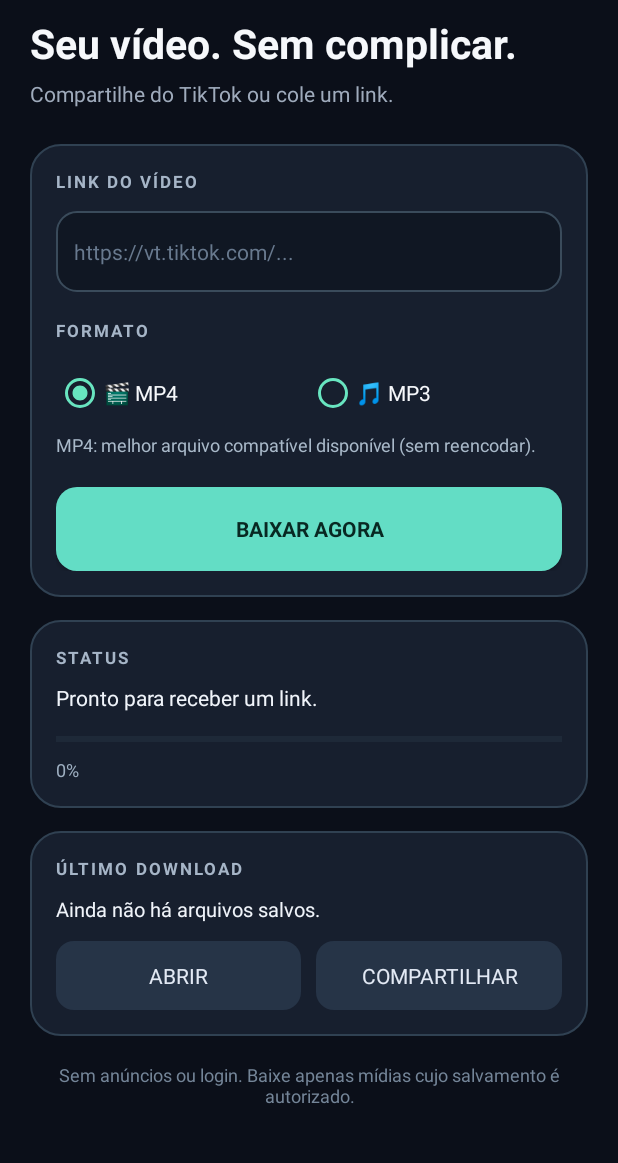
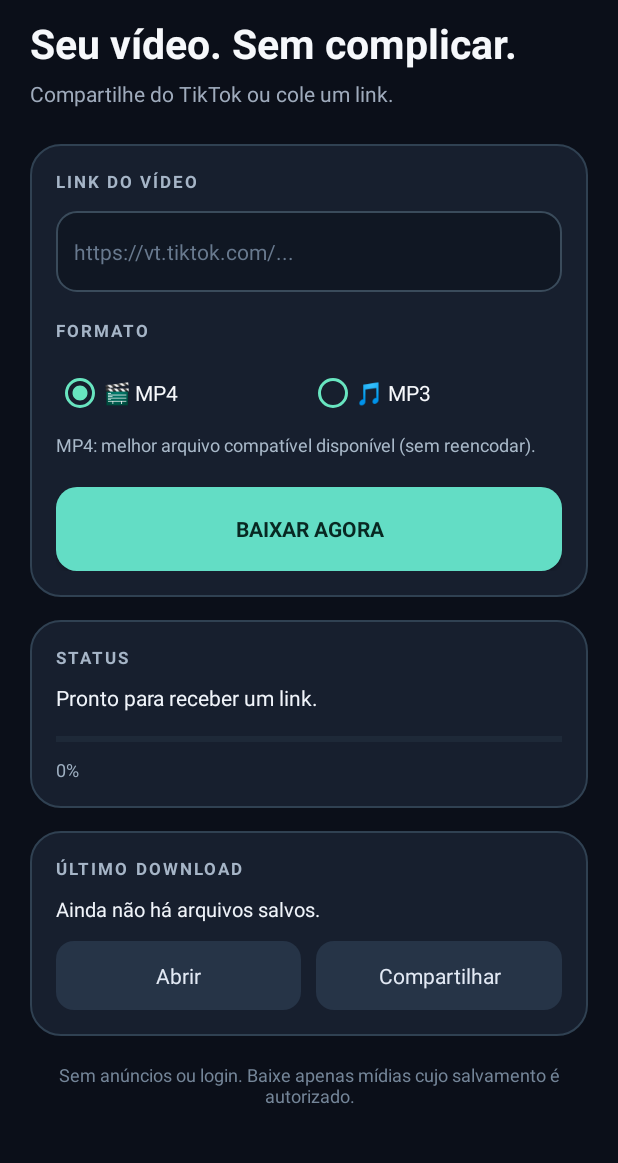
Before and after one commit to Ryanzin3331/SocialVault, an Android app: the screen it shows after launch (MainActivity), on a phone screen of 412 x 824 dp, the part 55-1218 px from its top. Run offline under Robolectric (Android 15) with nearby library versions, the phone set to English and light mode, and no system bars; libraries missing offline, so code that uses them is left out: com.arthenica.ffmpegkit, com.chaquo.python.

Commit message:
Fix textAllCaps attribute in activity_main.xml

```diff
--- a/app/src/main/res/layout/activity_main.xml
+++ b/app/src/main/res/layout/activity_main.xml
@@ -51,7 +51,7 @@
             <Button android:id="@+id/downloadButton" android:layout_width="match_parent"
                 android:layout_height="56dp" android:layout_marginTop="20dp"
                 android:text="BAIXAR AGORA" android:textColor="#082822"
-                android:textStyle="bold" android:textSize="14sp" android:allCaps="false"
+                android:textStyle="bold" android:textSize="14sp" android:textAllCaps="false"
                 android:background="@drawable/bg_button" android:backgroundTint="@null" />
         </LinearLayout>
 
@@ -76,7 +76,7 @@
                 android:layout_height="46dp" android:layout_marginTop="11dp"
                 android:text="Cancelar" android:textColor="#E2E9F4"
                 android:background="@drawable/bg_secondary" android:backgroundTint="@null"
-                android:visibility="gone" android:allCaps="false" />
+                android:visibility="gone" android:textAllCaps="false" />
         </LinearLayout>
         <LinearLayout android:layout_width="match_parent" android:layout_height="wrap_content"
             android:layout_marginTop="15dp" android:padding="17dp"
@@ -94,12 +94,12 @@
                     android:layout_weight="1" android:layout_height="46dp"
                     android:text="Abrir" android:textColor="#E2E9F4" android:enabled="false"
                     android:background="@drawable/bg_secondary" android:backgroundTint="@null"
-                    android:allCaps="false" />
+                    android:textAllCaps="false" />
                 <Button android:id="@+id/shareButton" android:layout_width="0dp"
                     android:layout_weight="1" android:layout_height="46dp" android:layout_marginStart="10dp"
                     android:text="Compartilhar" android:textColor="#E2E9F4" android:enabled="false"
                     android:background="@drawable/bg_secondary" android:backgroundTint="@null"
-                    android:allCaps="false" />
+                    android:textAllCaps="false" />
             </LinearLayout>
         </LinearLayout>
         <TextView android:layout_width="match_parent" android:layout_height="wrap_content"
```
